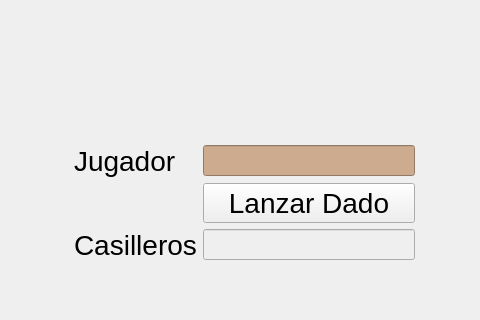
Above: juego_oca.ui from FelixRNV/Juego_OCA before the change; both pictures show x 786 to 1266 and y 314 to 634 of the 1266 by 924 pixel window. Below: the same form after it.
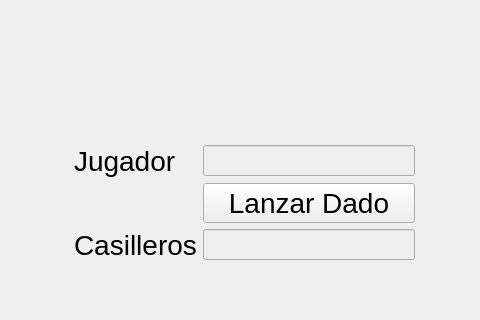
That is the form after the change. Icons and pictures are not drawn. Custom widgets are drawn as their Qt base class.

What changed in the file:
```diff
--- a/juego_oca.ui
+++ b/juego_oca.ui
@@ -111,7 +111,7 @@
          <bool>false</bool>
         </property>
         <property name="styleSheet">
-         <string notr="true">background-color: rgb(205, 171, 143);</string>
+         <string notr="true"/>
         </property>
        </widget>
       </item>
@@ -795,7 +795,7 @@
       </rect>
      </property>
     </widget>
-    <widget class="QWidget" name="">
+    <widget class="QWidget" name="layoutWidget">
      <property name="geometry">
       <rect>
        <x>440</x>
```
